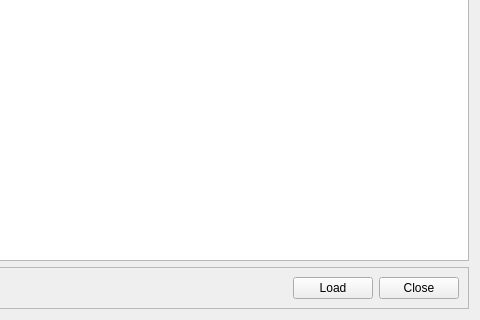
jonngo/opt_version_checker, file gui/compare.ui: the form before one commit; both pictures show x 525 to 1005 and y 259 to 579 of the 1005 by 579 pixel window.
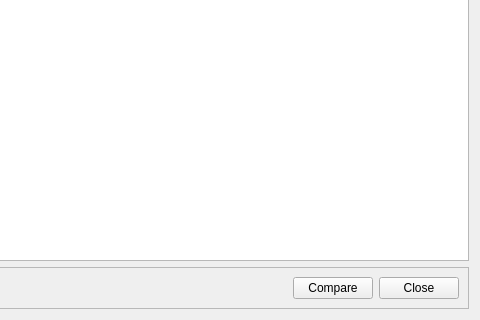
The form after the commit. Icons and pictures are not drawn.

Commit message: Compare UI functionality, display the version comparison.

The edit to the form file:
```diff
--- a/gui/compare.ui
+++ b/gui/compare.ui
@@ -60,7 +60,7 @@
       <item>
        <widget class="QPushButton" name="compare_load_push_button">
         <property name="text">
-         <string>Load</string>
+         <string>Compare</string>
         </property>
        </widget>
       </item>
```
Left out of the diff: 2 changed lines with no effect on the pictures. The commit also changes 2 other files.
